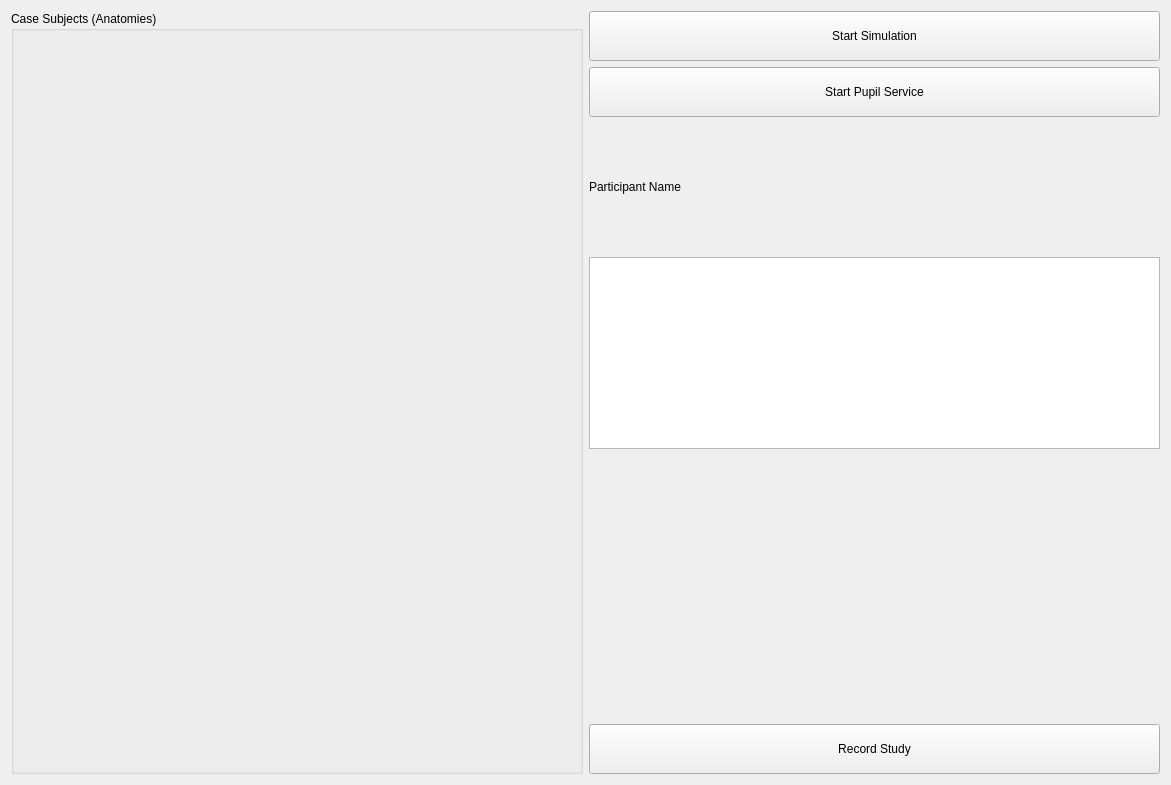
Old version of the form scripts/study_gui/layout.ui in the repository LCSR-SICKKIDS/volumetric_drilling.
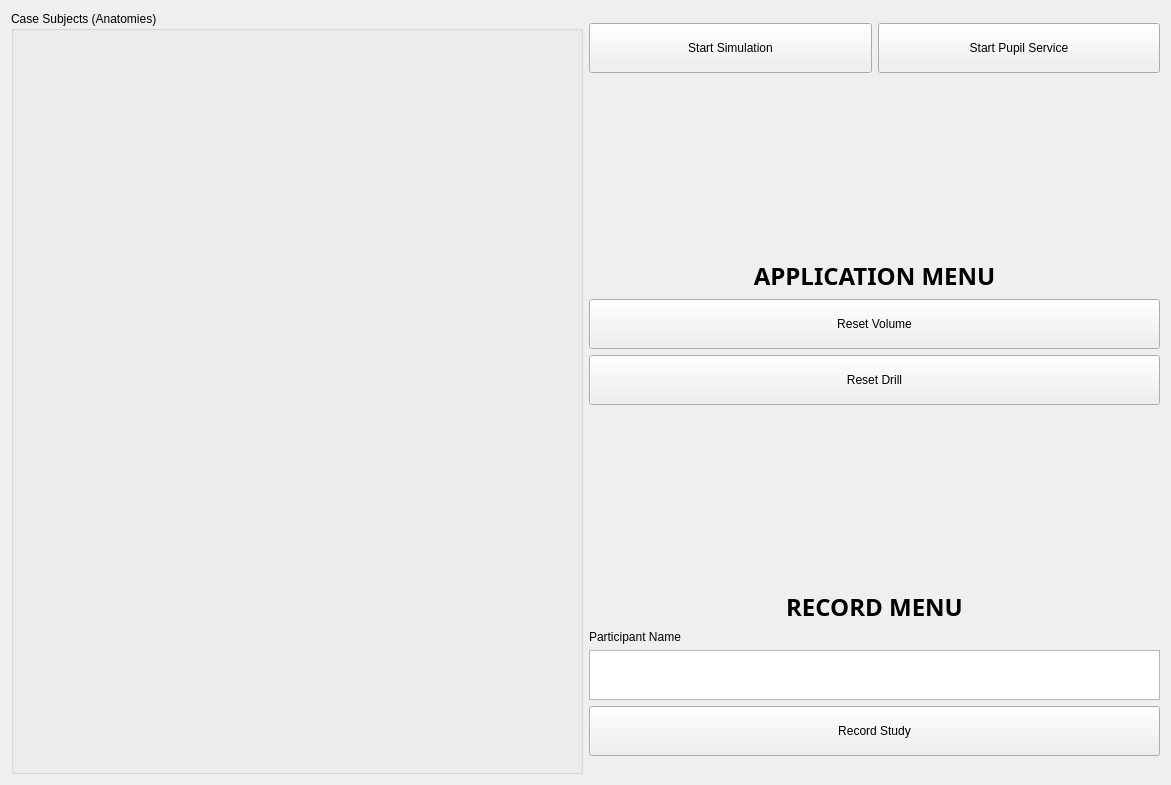
New version of the form.

Commit message: Updated GUI and added buttons for resetting drill and volume

What changed in the file:
```diff
--- a/scripts/study_gui/layout.ui
+++ b/scripts/study_gui/layout.ui
@@ -14,63 +14,7 @@
    <string>Form</string>
   </property>
   <layout class="QGridLayout" name="gridLayout_2">
-   <item row="2" column="1">
-    <widget class="QLabel" name="label">
-     <property name="text">
-      <string>Participant Name</string>
-     </property>
-    </widget>
-   </item>
-   <item row="1" column="1">
-    <widget class="QPushButton" name="button_pupil_service">
-     <property name="minimumSize">
-      <size>
-       <width>0</width>
-       <height>50</height>
-      </size>
-     </property>
-     <property name="text">
-      <string>Start Pupil Service</string>
-     </property>
-    </widget>
-   </item>
-   <item row="6" column="1">
-    <widget class="QPushButton" name="button_record_study">
-     <property name="minimumSize">
-      <size>
-       <width>0</width>
-       <height>50</height>
-      </size>
-     </property>
-     <property name="text">
-      <string>Record Study</string>
-     </property>
-    </widget>
-   </item>
-   <item row="0" column="1">
-    <widget class="QPushButton" name="button_start_simulation">
-     <property name="minimumSize">
-      <size>
-       <width>0</width>
-       <height>50</height>
-      </size>
-     </property>
-     <property name="text">
-      <string>Start Simulation</string>
-     </property>
-    </widget>
-   </item>
-   <item row="3" column="1">
-    <widget class="QTextEdit" name="textEdit_participant_name">
-     <property name="sizePolicy">
-      <sizepolicy hsizetype="Preferred" vsizetype="Preferred">
-       <horstretch>0</horstretch>
-       <verstretch>0</verstretch>
-      </sizepolicy>
-     </property>
-    </widget>
-   </item>
-   <item row="0" column="0" rowspan="7">
+   <item row="0" column="0" rowspan="10">
     <widget class="QGroupBox" name="groupBox">
      <property name="sizePolicy">
       <sizepolicy hsizetype="Preferred" vsizetype="Preferred">
@@ -100,6 +44,168 @@
      </layout>
     </widget>
    </item>
+   <item row="6" column="2">
+    <layout class="QGridLayout" name="gridLayout_4">
+     <item row="0" column="0">
+      <widget class="QLabel" name="label">
+       <property name="font">
+        <font>
+         <family>Ubuntu Mono</family>
+         <pointsize>18</pointsize>
+         <weight>75</weight>
+         <bold>true</bold>
+        </font>
+       </property>
+       <property name="text">
+        <string>RECORD MENU</string>
+       </property>
+       <property name="alignment">
+        <set>Qt::AlignCenter</set>
+       </property>
+      </widget>
+     </item>
+     <item row="3" column="0">
+      <widget class="QPushButton" name="button_record_study">
+       <property name="minimumSize">
+        <size>
+         <width>0</width>
+         <height>50</height>
+        </size>
+       </property>
+       <property name="text">
+        <string>Record Study</string>
+       </property>
+      </widget>
+     </item>
+     <item row="2" column="0">
+      <widget class="QTextEdit" name="textEdit_participant_name">
+       <property name="sizePolicy">
+        <sizepolicy hsizetype="Preferred" vsizetype="Preferred">
+         <horstretch>0</horstretch>
+         <verstretch>0</verstretch>
+        </sizepolicy>
+       </property>
+       <property name="maximumSize">
+        <size>
+         <width>16777215</width>
+         <height>50</height>
+        </size>
+       </property>
+      </widget>
+     </item>
+     <item row="1" column="0">
+      <widget class="QLabel" name="label_participant_name">
+       <property name="text">
+        <string>Participant Name</string>
+       </property>
+      </widget>
+     </item>
+    </layout>
+   </item>
+   <item row="4" column="2">
+    <layout class="QGridLayout" name="gridLayout_3">
+     <item row="6" column="0">
+      <widget class="QPushButton" name="button_reset_volume">
+       <property name="minimumSize">
+        <size>
+         <width>0</width>
+         <height>50</height>
+        </size>
+       </property>
+       <property name="text">
+        <string>Reset Volume</string>
+       </property>
+      </widget>
+     </item>
+     <item row="7" column="0">
+      <widget class="QPushButton" name="button_reset_drill">
+       <property name="minimumSize">
+        <size>
+         <width>0</width>
+         <height>50</height>
+        </size>
+       </property>
+       <property name="text">
+        <string>Reset Drill</string>
+       </property>
+      </widget>
+     </item>
+     <item row="5" column="0">
+      <widget class="QLabel" name="label_2">
+       <property name="font">
+        <font>
+         <family>Ubuntu Mono</family>
+         <pointsize>18</pointsize>
+         <weight>75</weight>
+         <bold>true</bold>
+        </font>
+       </property>
+       <property name="text">
+        <string>APPLICATION MENU</string>
+       </property>
+       <property name="alignment">
+        <set>Qt::AlignCenter</set>
+       </property>
+      </widget>
+     </item>
+    </layout>
+   </item>
+   <item row="2" column="2">
+    <layout class="QGridLayout" name="gridLayout_5">
+     <item row="0" column="0">
+      <widget class="QPushButton" name="button_start_simulation">
+       <property name="minimumSize">
+        <size>
+         <width>0</width>
+         <height>50</height>
+        </size>
+       </property>
+       <property name="text">
+        <string>Start Simulation</string>
+       </property>
+      </widget>
+     </item>
+     <item row="0" column="1">
+      <widget class="QPushButton" name="button_pupil_service">
+       <property name="minimumSize">
+        <size>
+         <width>0</width>
+         <height>50</height>
+        </size>
+       </property>
+       <property name="text">
+        <string>Start Pupil Service</string>
+       </property>
+      </widget>
+     </item>
+    </layout>
+   </item>
+   <item row="3" column="2">
+    <spacer name="verticalSpacer">
+     <property name="orientation">
+      <enum>Qt::Vertical</enum>
+     </property>
+     <property name="sizeHint" stdset="0">
+      <size>
+       <width>20</width>
+       <height>40</height>
+      </size>
+     </property>
+    </spacer>
+   </item>
+   <item row="5" column="2">
+    <spacer name="verticalSpacer_2">
+     <property name="orientation">
+      <enum>Qt::Vertical</enum>
+     </property>
+     <property name="sizeHint" stdset="0">
+      <size>
+       <width>20</width>
+       <height>40</height>
+      </size>
+     </property>
+    </spacer>
+   </item>
   </layout>
  </widget>
  <resources/>
```
The commit also changes 2 other files.
